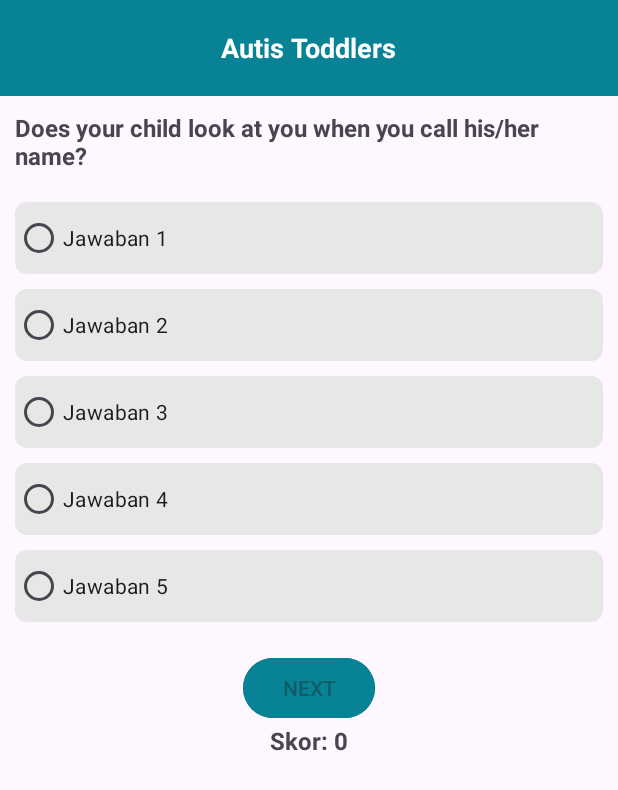
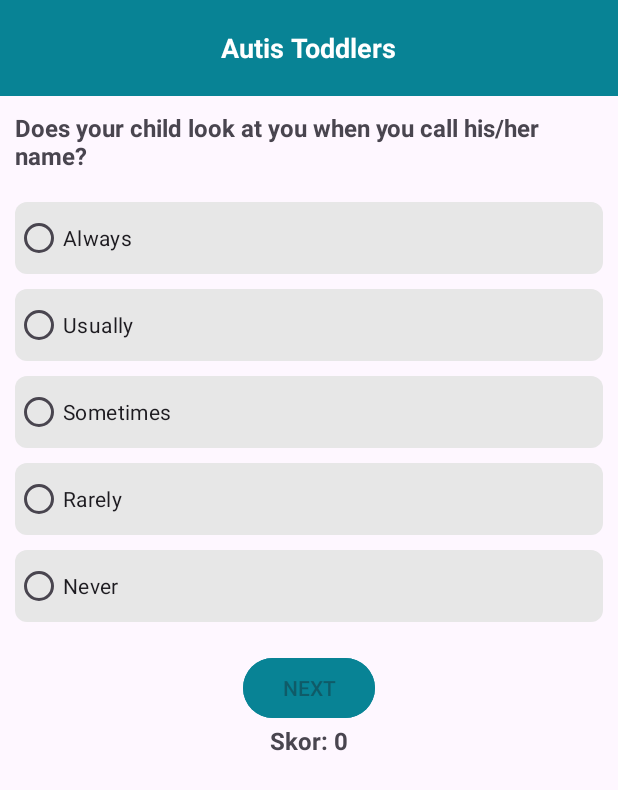
Before and after one commit to AutismDetection-C23-PR518/Frontend, an Android app: the ScreeningTestActivity screen opened directly, with no data from a screen before it, on a phone screen of 412 x 824 dp. Shown: the top 790 px of the screen. Run offline under Robolectric (Android 15) with nearby library versions, the phone set to English and light mode, and no system bars; libraries missing offline, so code that uses them is left out: org.tensorflow.lite; 11 statements that could not run were skipped.

Commit message:
deploy Ml to mobile

```diff
--- a/app/src/main/java/com/dicoding/autisdetection/view/test/ScreeningTestActivity.kt
+++ b/app/src/main/java/com/dicoding/autisdetection/view/test/ScreeningTestActivity.kt
@@ -30,6 +30,29 @@ class ScreeningTestActivity : AppCompatActivity() {
         "Would you describe your child’s first words as:",
         "Does your child use simple gestures?",
         "Does your child stare at nothing with no apparent purpose?"
+    )
+
+    private val answerOptions: List<List<String>> = listOf(
+        // Jawaban untuk pertanyaan 1
+        listOf("Always", "Usually", "Sometimes", "Rarely", "Never"),
+        // Jawaban untuk pertanyaan 2
+        listOf("Very easy", "Quite easy", "Quite difficult", "Very difficult", "Impossible"),
+        // Jawaban untuk pertanyaan 3
+        listOf("Many Times a day", "A few times a day", "A few times a week", "Less than once a week", "Never"),
+        // Jawaban untuk pertanyaan 4
+        listOf("Many Times a day", "A few times a day", "A few times a week", "Less than once a week", "Never"),
+        // Jawaban untuk pertanyaan 5
+        listOf("Many Times a day", "A few times a day", "A few times a week", "Less than once a week", "Never"),
+        // Jawaban untuk pertanyaan 6
+        listOf("Many Times a day", "A few times a day", "A few times a week", "Less than once a week", "Never"),
+        // Jawaban untuk pertanyaan 7
+        listOf("Always", "Usually", "Sometimes", "Rarely", "Never"),
+        // Jawaban untuk pertanyaan 8
+        listOf("Very typical", "Quite typical", "Slightly unusual", "Very unusual", "My child doesn't speak"),
+        // Jawaban untuk pertanyaan 9
+        listOf("Many Times a day", "A few times a day", "A few times a week", "Less than once a week", "Never"),
+        // Jawaban untuk pertanyaan 10
+        listOf("Many Times a day", "A few times a day", "A few times a week", "Less than once a week", "Never"),
     )
 
     private val answers: MutableList<String> = mutableListOf()
@@ -84,6 +107,11 @@ class ScreeningTestActivity : AppCompatActivity() {
         val currentQuestionIndex = answers.size
         if (currentQuestionIndex < questions.size) {
             binding.questionTextview.text = questions[currentQuestionIndex]
+            binding.answer1Radiobutton.text = answerOptions[currentQuestionIndex][0]
+            binding.answer2Radiobutton.text = answerOptions[currentQuestionIndex][1]
+            binding.answer3Radiobutton.text = answerOptions[currentQuestionIndex][2]
+            binding.answer4Radiobutton.text = answerOptions[currentQuestionIndex][3]
+            binding.answer5Radiobutton.text = answerOptions[currentQuestionIndex][4]
             binding.answerRadiogroup.clearCheck()
             binding.nextButton.isEnabled = false
         } else {
--- a/app/src/main/res/layout/activity_login.xml
+++ b/app/src/main/res/layout/activity_login.xml
@@ -69,7 +69,7 @@
         android:layout_marginStart="32dp"
         android:layout_marginTop="84dp"
         android:layout_marginEnd="32dp"
-        android:hint="Username"
+        android:hint="Email"
         android:inputType="text"
         android:padding="16dp"
         android:textSize="16sp"
--- a/app/src/main/res/layout/fragment_dashboard.xml
+++ b/app/src/main/res/layout/fragment_dashboard.xml
@@ -12,7 +12,7 @@
         android:layout_width="214dp"
         android:layout_height="27dp"
         android:layout_marginTop="48dp"
-        android:text="Adult Autism Screening Test"
+        android:text="Child Autism Screening Test"
         android:textColor="@color/black"
         android:textSize="15sp"
         android:textStyle="bold"
```
